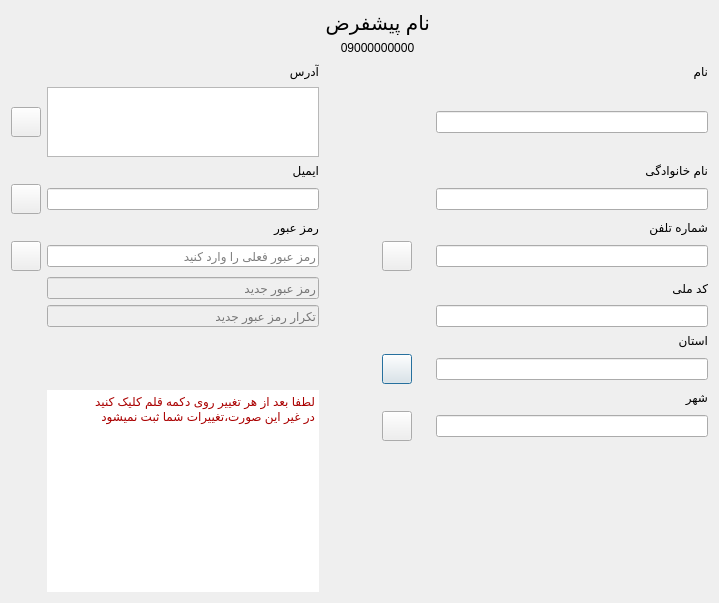
Alireza8hi/Project-DigiKala, file profiledialog.ui: the form before one commit.
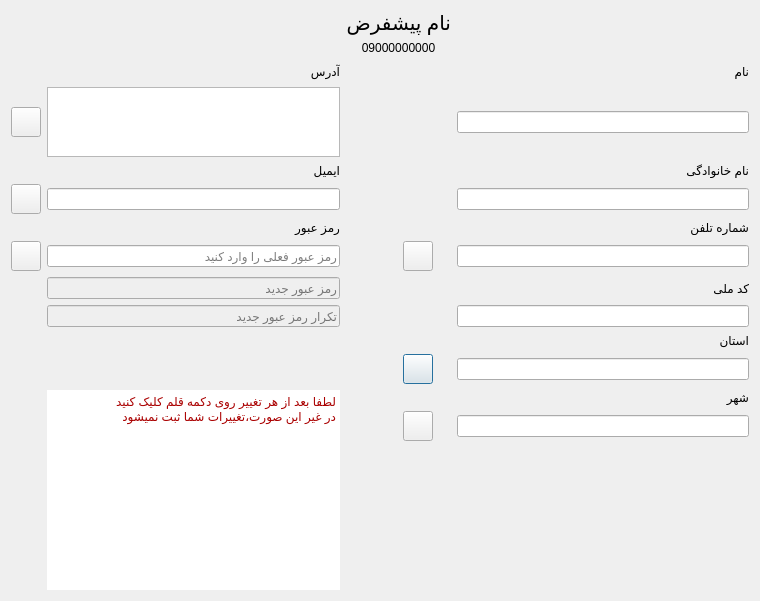
The form after the commit. Icons and pictures are not drawn.

```diff
--- a/profiledialog.ui
+++ b/profiledialog.ui
@@ -6,8 +6,8 @@
    <rect>
     <x>0</x>
     <y>0</y>
-    <width>719</width>
-    <height>603</height>
+    <width>760</width>
+    <height>601</height>
    </rect>
   </property>
   <property name="windowTitle">
```
Left out of the diff: 10 changed lines with no effect on the pictures.
